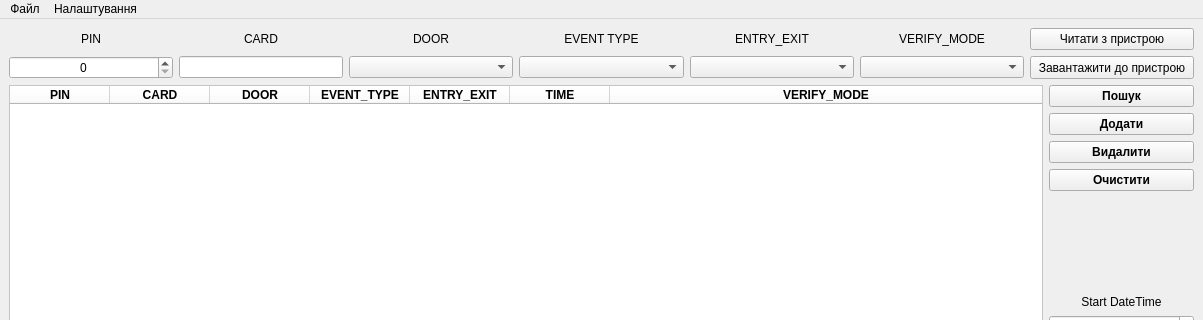
Old version of the form src/forms/main_window.ui in the repository OleksandrFURHALIUK/HackZ; both pictures show x 0 to 1203 and y 0 to 320 of the 1203 by 795 pixel window.
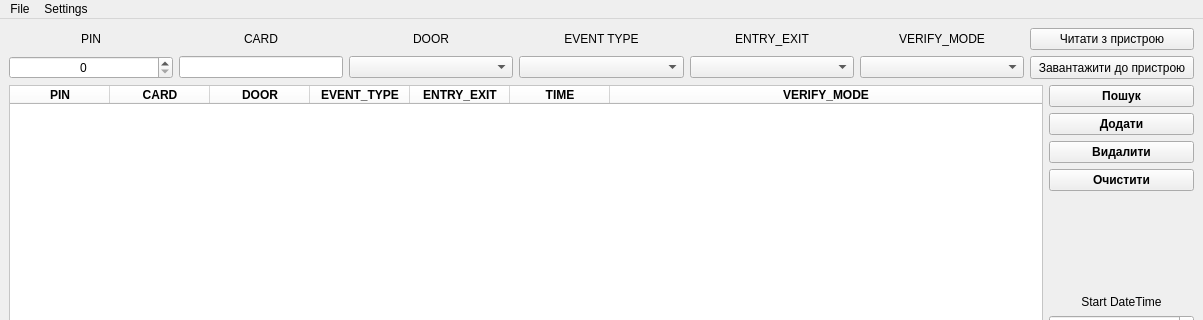
New version of the form. Icons and pictures are not drawn.

```diff
--- a/src/forms/main_window.ui
+++ b/src/forms/main_window.ui
@@ -588,14 +588,14 @@
    </property>
    <widget class="QMenu" name="menu_file">
     <property name="title">
-     <string>Файл</string>
+     <string>File</string>
     </property>
     <addaction name="open_file"/>
     <addaction name="save_file"/>
    </widget>
    <widget class="QMenu" name="menu_settings">
     <property name="title">
-     <string>Налаштування</string>
+     <string>Settings</string>
     </property>
     <addaction name="connect"/>
     <addaction name="show_connection_settings"/>
```
Left out of the diff: 16 changed lines with no effect on the pictures.
